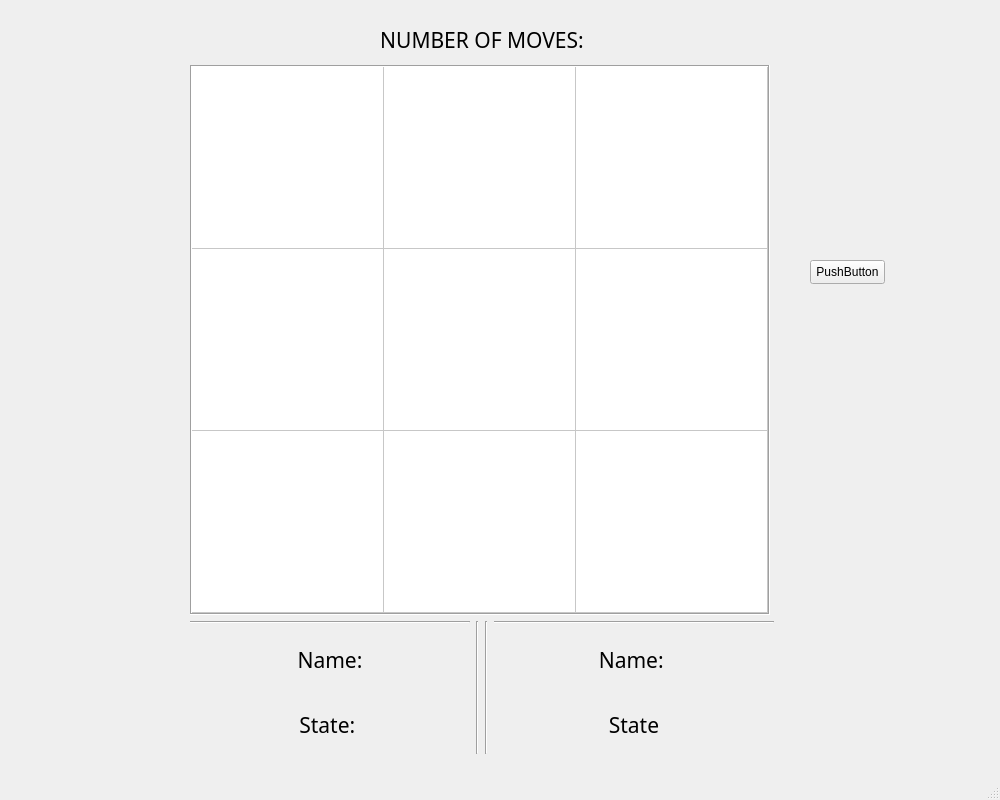
This is W_TTT_UI.ui in adhamhamdy3/Word-Tic-Tac-Toe as Qt 5 draws it before an edit. The edited form follows.
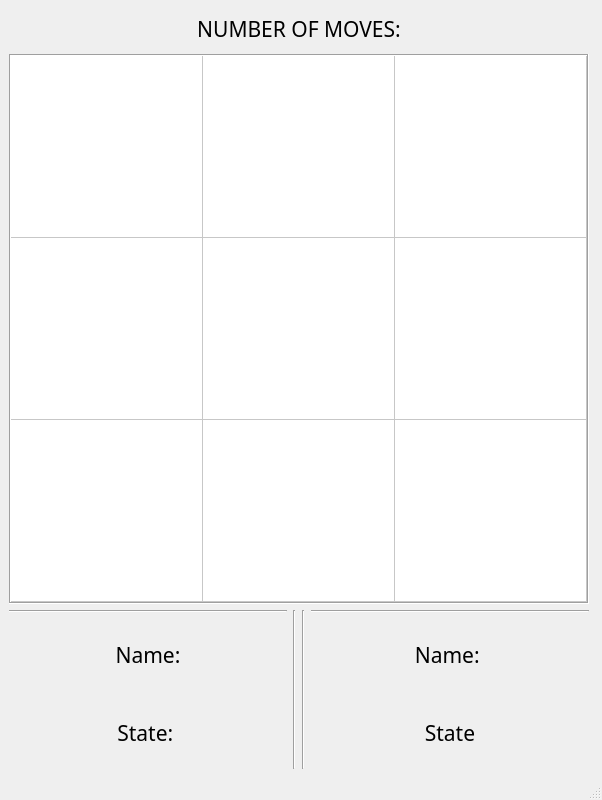
This is the edited form.

```diff
--- a/W_TTT_UI.ui
+++ b/W_TTT_UI.ui
@@ -6,7 +6,7 @@
    <rect>
     <x>0</x>
     <y>0</y>
-    <width>1000</width>
+    <width>602</width>
     <height>800</height>
    </rect>
   </property>
@@ -18,13 +18,13 @@
   </property>
   <property name="minimumSize">
    <size>
-    <width>1000</width>
+    <width>602</width>
     <height>800</height>
    </size>
   </property>
   <property name="maximumSize">
    <size>
-    <width>1000</width>
+    <width>602</width>
     <height>800</height>
    </size>
   </property>
@@ -32,15 +32,8 @@
    <string>Word_Tic_Tac_Toe</string>
   </property>
   <widget class="QWidget" name="centralwidget">
-   <widget class="QWidget" name="layoutWidget">
-    <property name="geometry">
-     <rect>
-      <x>190</x>
-      <y>20</y>
-      <width>584</width>
-      <height>734</height>
-     </rect>
-    </property>
+   <layout class="QFormLayout" name="formLayout">
+    <item row="0" column="0">
     <layout class="QVBoxLayout" name="verticalLayout_4">
      <item>
       <layout class="QVBoxLayout" name="verticalLayout">
@@ -339,20 +332,8 @@
       </layout>
      </item>
     </layout>
-   </widget>
-   <widget class="QPushButton" name="pushButton">
-    <property name="geometry">
-     <rect>
-      <x>810</x>
-      <y>260</y>
-      <width>75</width>
-      <height>24</height>
-     </rect>
-    </property>
-    <property name="text">
-     <string>PushButton</string>
-    </property>
-   </widget>
+    </item>
+   </layout>
   </widget>
   <widget class="QMenuBar" name="menubar">
    <property name="geometry">
```
Left out of the diff: 23 changed lines with no effect on the pictures. Lines whose indentation alone changed are shown as unchanged.
